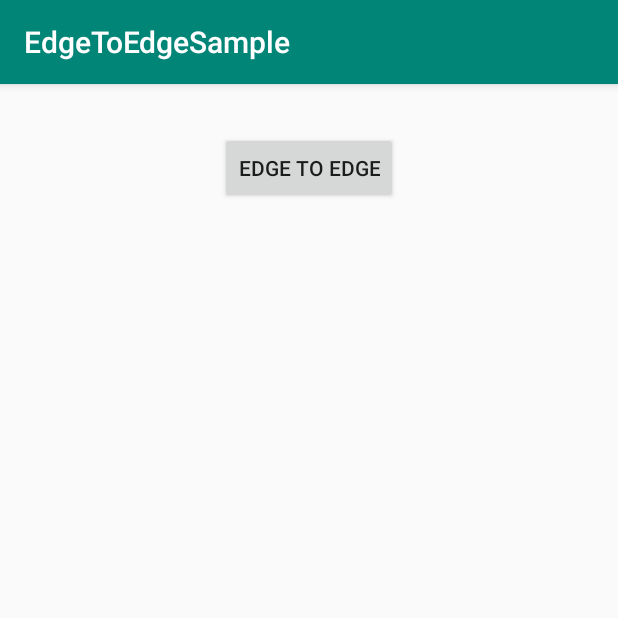
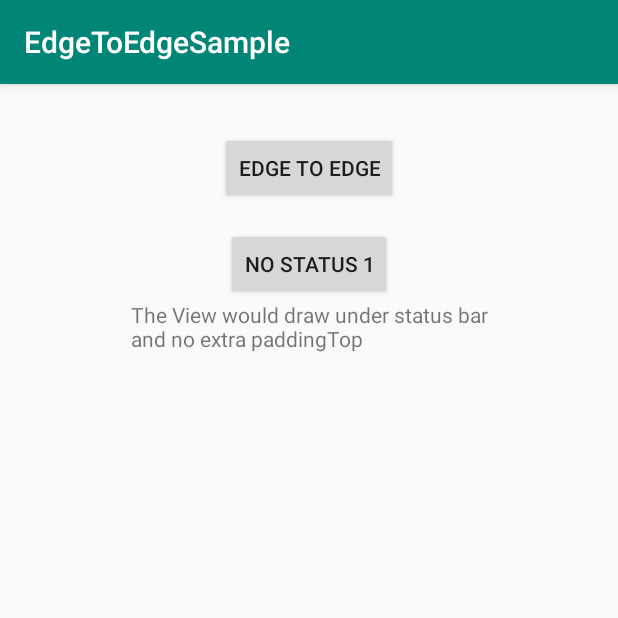
Before and after one commit to crazyma/EdgeToEdgeSample, an Android app: the screen it shows after launch (MainActivity), on a phone screen of 412 x 824 dp, the top half of it. Run offline under Robolectric (Android 15) with nearby library versions, the phone set to English and light mode, and no system bars.

Commit message:
feat: create first no status bar activity
the correct way to setup ui to get the right ui display, which is that the view is under the status bar

```diff
--- a/app/build.gradle
+++ b/app/build.gradle
@@ -28,6 +28,7 @@ dependencies {
     implementation "org.jetbrains.kotlin:kotlin-stdlib-jdk7:$kotlin_version"
     implementation 'androidx.appcompat:appcompat:1.0.2'
     implementation 'androidx.constraintlayout:constraintlayout:1.1.3'
+    implementation 'com.android.support:design:28.2.0'
     testImplementation 'junit:junit:4.12'
     androidTestImplementation 'androidx.test:runner:1.2.0'
     androidTestImplementation 'androidx.test.espresso:espresso-core:3.2.0'
--- a/app/src/main/java/com/beibeilab/edgetoedgesample/MainActivity.kt
+++ b/app/src/main/java/com/beibeilab/edgetoedgesample/MainActivity.kt
@@ -18,6 +18,10 @@ class MainActivity : AppCompatActivity() {
             R.id.edgeToEdgeButton -> {
                 startActivity(Intent(this@MainActivity, EdgeToEdgeActivity::class.java))
             }
+
+            R.id.noStatusButton1 -> {
+                startActivity(Intent(this@MainActivity, NoStatusBarActivity1::class.java))
+            }
         }
     }
 }
--- a/app/src/main/res/layout/activity_main.xml
+++ b/app/src/main/res/layout/activity_main.xml
@@ -1,6 +1,5 @@
 <?xml version="1.0" encoding="utf-8"?>
-<androidx.constraintlayout.widget.ConstraintLayout
-    xmlns:android="http://schemas.android.com/apk/res/android"
+<androidx.constraintlayout.widget.ConstraintLayout xmlns:android="http://schemas.android.com/apk/res/android"
     xmlns:app="http://schemas.android.com/apk/res-auto"
     xmlns:tools="http://schemas.android.com/tools"
     android:layout_width="match_parent"
@@ -19,4 +18,28 @@
         app:layout_constraintStart_toStartOf="parent"
         app:layout_constraintTop_toTopOf="parent" />
 
+    <Button
+        android:id="@+id/noStatusButton1"
+        android:layout_width="wrap_content"
+        android:layout_height="wrap_content"
+        android:layout_marginStart="8dp"
+        android:layout_marginTop="16dp"
+        android:layout_marginEnd="8dp"
+        android:onClick="buttonClicked"
+        android:text="no status 1"
+        app:layout_constraintEnd_toEndOf="parent"
+        app:layout_constraintStart_toStartOf="parent"
+        app:layout_constraintTop_toBottomOf="@+id/edgeToEdgeButton" />
+
+    <TextView
+        android:id="@+id/textView"
+        android:layout_width="wrap_content"
+        android:layout_height="wrap_content"
+        android:layout_marginStart="8dp"
+        android:layout_marginEnd="8dp"
+        android:text="The View would draw under status bar\nand no extra paddingTop"
+        app:layout_constraintEnd_toEndOf="parent"
+        app:layout_constraintStart_toStartOf="parent"
+        app:layout_constraintTop_toBottomOf="@+id/noStatusButton1" />
+
 </androidx.constraintlayout.widget.ConstraintLayout>
```
Also changed, not shown: app/src/main/AndroidManifest.xml (+8 -4 lines), app/src/main/java/com/beibeilab/edgetoedgesample/NoStatusBarActivity1.kt (added, +14 -0 lines), app/src/main/res/layout/activity_no_status_activity_1.xml (added, +37 -0 lines).
